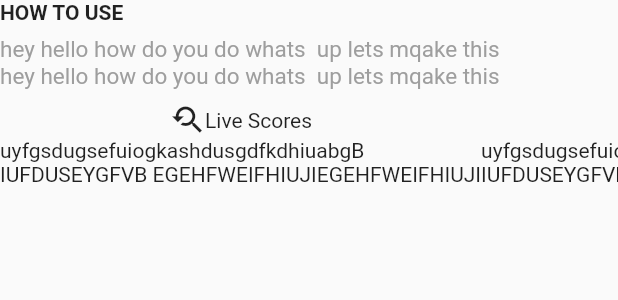
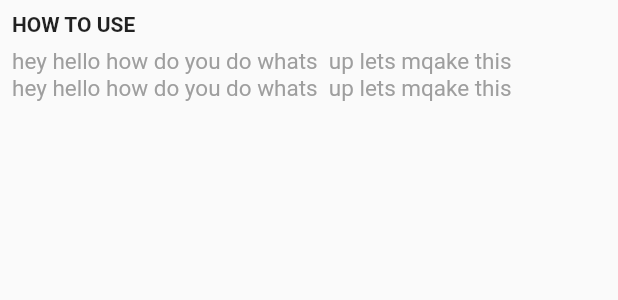
Before and after one commit to NJashwanth/ballebaaz_web, a Flutter app: the HowToUse widget shown alone on an empty page, opened directly, on a phone screen of 412 x 824 dp. Shown: the top 300 px of the screen. Run offline on Flutter 3.47's test engine with Material 2 defaults, Android fonts, the phone set to English and light mode, and no system bars.

Commit message:
initial commit

```diff
--- a/lib/howToUseText.dart
+++ b/lib/howToUseText.dart
@@ -3,9 +3,11 @@ import 'package:flutter/material.dart';
 class HowToUse extends StatelessWidget {
   @override
   Widget build(BuildContext context) {
-    return Column(
+    return Padding(
+      padding: const EdgeInsets.all(8.0),
+      child: Column(
         crossAxisAlignment: CrossAxisAlignment.start,
-      mainAxisAlignment: MainAxisAlignment.start,
+
         children: <Widget>[
           Text(
             "HOW TO USE",
@@ -18,59 +20,10 @@ class HowToUse extends StatelessWidget {
               style: TextStyle(fontSize: 15.0, color: Colors.grey),
             ),
           ),
-        SingleChildScrollView(
-          scrollDirection: Axis.horizontal,
-          child: Row(
-            mainAxisSize: MainAxisSize.min,
-            mainAxisAlignment: MainAxisAlignment.start,
-            children: <Widget>[
-              getLiveScoresWidget(),
-              getTournamentsWidget(),
-              getInsightsWidget()
         ],
       ),
-        )
-      ],
     );
   }
 
-  Widget getLiveScoresWidget() {
-    return Column(
-      children: <Widget>[
-        getTitle(Icons.youtube_searched_for, "Live Scores"),
-        getMatter(
-            "uyfgsdugsefuiogkashdusgdfkdhiuabgB\nIUFDUSEYGFVB EGEHFWEIFHIUJIEGEHFWEIFHIUJI")
-      ],
-    );
+
 }
-
-  Widget getTournamentsWidget() {
-    return Column(
-      children: <Widget>[
-        getTitle(Icons.youtube_searched_for, "Live Scores"),
-        getMatter(
-            "uyfgsdugsefuiogkashdusgdfkdhiuabgB\nIUFDUSEYGFVB EGEHFWEIFHIUJIEGEHFWEIFHIUJI")
-      ],
-    );
-  }
-
-  Widget getInsightsWidget() {
-    return Column(
-      children: <Widget>[
-        getTitle(Icons.youtube_searched_for, "Live Scores"),
-        getMatter(
-            "uyfgsdugsefuiogkashdusgdfkdhiuabgB\nIUFDUSEYGFVB EGEHFWEIFHIUJIEGEHFWEIFHIUJI")
-      ],
-    );
-  }
-
-  Widget getTitle(IconData iconData, String s) {
-    return Row(
-      children: <Widget>[Icon(iconData), Text(s)],
-    );
-  }
-
-  Widget getMatter(String s) {
-    return Text(s);
-  }
-}
--- a/pubspec.yaml
+++ b/pubspec.yaml
@@ -45,6 +45,8 @@ flutter:
     - assets/banner.png
     - assets/banner@2x.png
     - assets/banner@3x.png
+    - assets/ptrn_c@2x.png
+    - assets/service_mobiles@3x.png
 
 
 
```
Also changed, not shown: lib/how_this_app_work.dart (added, +62 -0 lines), lib/main.dart (+17 -4 lines), lib/other_features.dart (added, +103 -0 lines), assets/ptrn_c@2x.png (added), assets/service_mobiles@3x.png (added). Lines whose indentation alone changed are shown as unchanged.
